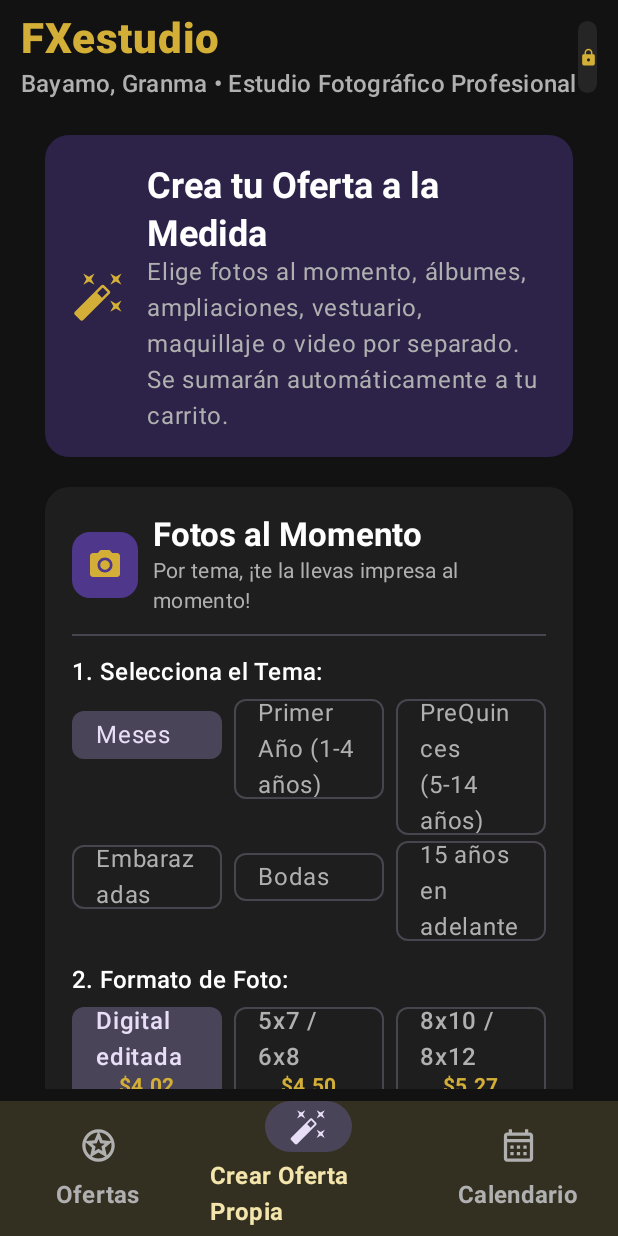
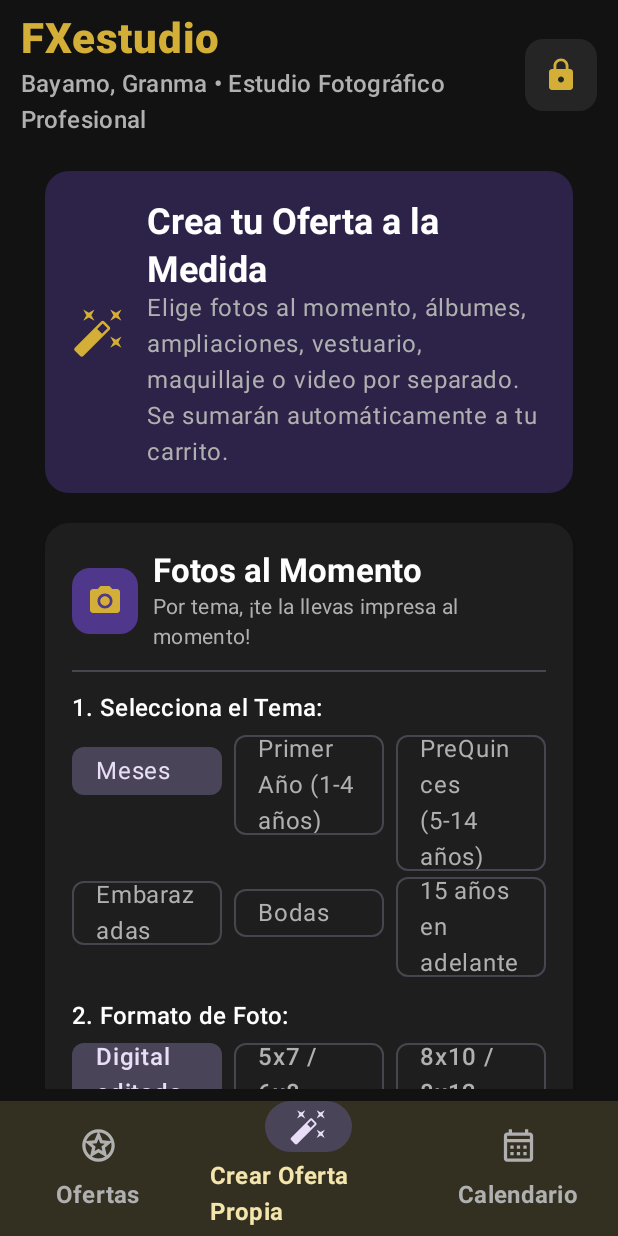
Before and after one commit to Ancylostoma/FX-Studio-1.0, an Android app built with Jetpack Compose: the composable ClientScreen shown on its own in the app's theme, item 2 of the bottom bar chosen, on a phone screen of 412 x 824 dp. Run offline under Robolectric (Android 15) with nearby library versions, the phone set to English and light mode, and no system bars; our stand-ins replace Room's generated code.

Commit message:
Fix off-screen controls in SpaceBetween rows
An unweighted text child in a SpaceBetween Row is measured against the
full available width, so long labels pushed their fixed-size sibling past
the screen edge. Most visibly, the admin lock button in the client header
became unreachable once the subtitle grew to "Bayamo, Granma • Estudio
Fotográfico Profesional" in titleMedium.

Adds weight(1f) to the flexible child in the five affected rows: client
header (admin button), catalog card header (category badge), custom offer
price row (add-to-cart button), contract dialog header (close button), and
the appointments admin row (date badge).

Co-Authored-By: Claude Opus 5 <noreply@anthropic.com>
Claude-Session: https://claude.ai/code/session_01XYnpNNaUrqjN9B4vkM4ufB

```diff
--- a/app/src/main/java/com/example/MainActivity.kt
+++ b/app/src/main/java/com/example/MainActivity.kt
@@ -582,7 +582,13 @@ fun ClientHeader(onOpenAdminRequest: () -> Unit) {
         horizontalArrangement = Arrangement.SpaceBetween,
         verticalAlignment = Alignment.CenterVertically
     ) {
-        Column {
+        // weight(1f) cede el espacio sobrante al botón de admin: sin él, el
+        // subtítulo largo ocupa todo el ancho y empuja el candado fuera de pantalla.
+        Column(
+            modifier = Modifier
+                .weight(1f)
+                .padding(end = 8.dp)
+        ) {
             Text(
                 text = "FXestudio",
                 style = MaterialTheme.typography.headlineMedium.copy(fontWeight = FontWeight.ExtraBold),
@@ -728,6 +734,9 @@ fun ClientCatalogCard(
                     verticalAlignment = Alignment.CenterVertically
                 ) {
                     Row(
+                        modifier = Modifier
+                            .weight(1f)
+                            .padding(end = 8.dp),
                         verticalAlignment = Alignment.CenterVertically,
                         horizontalArrangement = Arrangement.spacedBy(8.dp)
                     ) {
--- a/app/src/main/java/com/example/ui/AppointmentsAdminView.kt
+++ b/app/src/main/java/com/example/ui/AppointmentsAdminView.kt
@@ -87,7 +87,11 @@ fun AppointmentsAdminView(
                             horizontalArrangement = Arrangement.SpaceBetween,
                             verticalAlignment = Alignment.CenterVertically
                         ) {
-                            Column {
+                            Column(
+                                modifier = Modifier
+                                    .weight(1f)
+                                    .padding(end = 8.dp)
+                            ) {
                                 Text(
                                     text = appt.nombreCliente,
                                     style = MaterialTheme.typography.titleMedium.copy(fontWeight = FontWeight.Bold),
--- a/app/src/main/java/com/example/ui/ContractSignatureDialog.kt
+++ b/app/src/main/java/com/example/ui/ContractSignatureDialog.kt
@@ -123,6 +123,7 @@ fun ContractSignatureDialog(
                     verticalAlignment = Alignment.CenterVertically
                 ) {
                     Row(
+                        modifier = Modifier.weight(1f),
                         verticalAlignment = Alignment.CenterVertically,
                         horizontalArrangement = Arrangement.spacedBy(10.dp)
                     ) {
--- a/app/src/main/java/com/example/ui/CustomOfferScreen.kt
+++ b/app/src/main/java/com/example/ui/CustomOfferScreen.kt
@@ -921,7 +921,11 @@ private fun QuantityAndAddRow(
         verticalAlignment = Alignment.CenterVertically
     ) {
         // Price tag
-        Column {
+        Column(
+            modifier = Modifier
+                .weight(1f)
+                .padding(end = 8.dp)
+        ) {
             Text(
                 text = "Precio Unitario: $${String.format("%.2f", unitPrice)} USD",
                 style = MaterialTheme.typography.bodyMedium,
--- a/app/src/main/java/com/example/ui/OfferExtrasDialog.kt
+++ b/app/src/main/java/com/example/ui/OfferExtrasDialog.kt
@@ -112,6 +112,7 @@ fun OfferExtrasDialog(
                     verticalAlignment = Alignment.CenterVertically
                 ) {
                     Row(
+                        modifier = Modifier.weight(1f),
                         verticalAlignment = Alignment.CenterVertically,
                         horizontalArrangement = Arrangement.spacedBy(8.dp)
                     ) {
```
